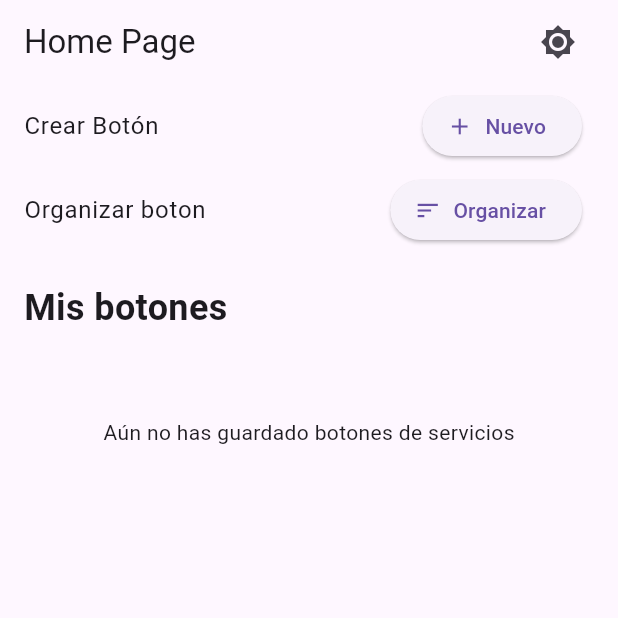
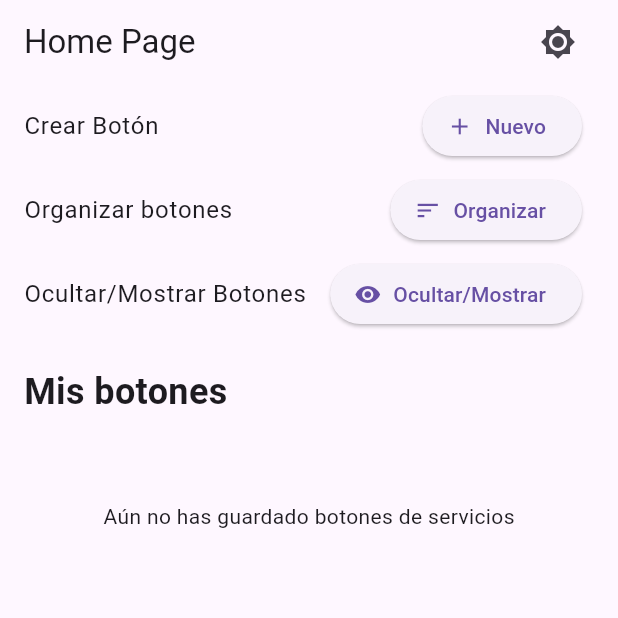
Before and after one commit to MagnoDaza/botones_medicos_ultimate_version, a Flutter app: the screen it shows after launch, on a phone screen of 412 x 824 dp, the top half of it. Run offline on Flutter 3.47's test engine with Material 3 defaults, Android fonts, the phone set to English and light mode, and no system bars; our stand-ins replace chips_choice, custom_refresh_indicator, flutter_colorpicker, fluttertoast, sqflite; missing offline and left inert: expansion_tile_group, flutter_quill, selectable_box; accounts and stored records are empty.

```diff
--- a/lib/Screen/home_page.dart
+++ b/lib/Screen/home_page.dart
@@ -6,10 +6,10 @@ import '../controller/button_model.dart';
 import '../controller/theme_notifier.dart';
 import '../widget/button_grid.dart';
 
+import 'toglevisibility.dart';
+
 class HomePage extends StatelessWidget {
-  HomePage({
-    super.key,
-  });
+  HomePage({super.key});
 
   @override
   Widget build(BuildContext context) {
@@ -21,7 +21,6 @@ class HomePage extends StatelessWidget {
             padding: const EdgeInsets.only(right: 16.0),
             child: IconButton(
               icon: Icon(
-                // Usamos `isLightTheme` para determinar el ícono
                 Provider.of<ThemeNotifier>(context).isLightTheme
                     ? Icons.brightness_7 // ícono para el tema claro
                     : Icons.brightness_3, // ícono para el tema oscuro
@@ -44,8 +43,6 @@ class HomePage extends StatelessWidget {
                 label: const Text('Nuevo'),
                 icon: const Icon(Icons.add),
                 onPressed: () {
-                  // Provider.of<ButtonModel>(context, listen: false)
-                  //     .createNewButton();
                   Navigator.push(
                     context,
                     MaterialPageRoute(builder: (context) => const ButtonPage()),
@@ -53,18 +50,33 @@ class HomePage extends StatelessWidget {
                 },
               ),
             ),
-            ListTile(title: const Text("Organizar boton"),
-            trailing: ElevatedButton.icon(label: const Text('Organizar'),
-            icon: const Icon(Icons.sort),
-            onPressed: () {
-                Navigator.push(
+            ListTile(
+              title: const Text("Organizar botones"),
+              trailing: ElevatedButton.icon(
+                label: const Text('Organizar'),
+                icon: const Icon(Icons.sort),
+                onPressed: () {
+                  Navigator.push(
                     context,
-                    MaterialPageRoute(builder: (context) => const OrderButtons()),
+                    MaterialPageRoute(
+                        builder: (context) => const OrderButtons()),
                   );
-
-            },
-
-            )
+                },
+              ),
+            ),
+            ListTile(
+              title: const Text("Ocultar/Mostrar Botones"),
+              trailing: ElevatedButton.icon(
+                label: const Text('Ocultar/Mostrar'),
+                icon: const Icon(Icons.visibility),
+                onPressed: () {
+                  Navigator.push(
+                    context,
+                    MaterialPageRoute(
+                        builder: (context) => const ToggleVisibilityPage()),
+                  );
+                },
+              ),
             ),
             const SizedBox(height: 20),
             const Align(
@@ -89,7 +101,7 @@ class HomePage extends StatelessWidget {
                     final button = buttonModel.savedButtons[index];
                     return ListTile(
                       title: Text(
-                          '${button.text} (${button.type.toString().split('.').last})'), // Mostrar tipo de botón junto al nombre
+                          '${button.text} (${button.type.toString().split('.').last})'),
                       trailing: Row(
                         mainAxisSize: MainAxisSize.min,
                         children: [
@@ -99,13 +111,11 @@ class HomePage extends StatelessWidget {
                               // Convierte el botón a JSON y lo imprime
                               final buttonJson = (button.toJson());
                               print('Editando botón: $buttonJson');
-
                               Navigator.push(
                                 context,
                                 MaterialPageRoute(
                                   builder: (context) =>
                                       ButtonPage(buttonData: button),
-                                  //print los datos del button
                                 ),
                               );
                             },
@@ -116,6 +126,7 @@ class HomePage extends StatelessWidget {
                               buttonModel.removeButton(index);
                             },
                           ),
+                          if (button.isHidden) const Icon(Icons.visibility_off),
                         ],
                       ),
                     );
--- a/lib/botones/boton/outlined_button_data.dart
+++ b/lib/botones/boton/outlined_button_data.dart
@@ -13,6 +13,7 @@ class OutlinedButtonData extends ButtonData {
     required bool isUnderline,
     required bool isBorder,
     required String id,
+    bool isHidden = false,
   }) : super(
           id: id,
           type: type,
@@ -22,6 +23,7 @@ class OutlinedButtonData extends ButtonData {
           isItalic: isItalic,
           isBorder: isBorder,
           isUnderline: isUnderline,
+          isHidden: isHidden,
         );
 
   @override
@@ -93,6 +95,8 @@ class OutlinedButtonData extends ButtonData {
     bool? isItalic,
     bool? isUnderline,
     bool? isBorder,
+
+    bool? isHidden,
   }) {
     return OutlinedButtonData(
       id: id ?? this.id,
@@ -103,6 +107,7 @@ class OutlinedButtonData extends ButtonData {
       isItalic: isItalic ?? this.isItalic,
       isUnderline: isUnderline ?? this.isUnderline,
       isBorder: isBorder ?? this.isBorder,
+      isHidden: isHidden ?? this.isHidden,
     );
   }
 
@@ -121,6 +126,7 @@ class OutlinedButtonData extends ButtonData {
       isItalic: json['isItalic'] == 1,
       isUnderline: json['isUnderline'] == 1,
       isBorder: json['isBorder'] == 1,
+      isHidden: json['isHidden'] == 1,
     );
   }
 }
--- a/lib/widget/button_grid.dart
+++ b/lib/widget/button_grid.dart
@@ -9,8 +9,9 @@ class ButtonGrid extends StatelessWidget {
   Widget build(BuildContext context) {
     return Consumer<ButtonModel>(
       builder: (context, buttonModel, child) {
+        final visibleButtons = buttonModel.savedButtons.where((button) => !button.isHidden).toList();
         // Comprueba si la lista de botones guardados está vacía
-        if (buttonModel.savedButtons.isEmpty) {
+        if (visibleButtons.isEmpty) {
           return const SizedBox(
             height: 133,
             child: Center(
@@ -18,7 +19,6 @@ class ButtonGrid extends StatelessWidget {
             ),
           );
         }
-
         return Container(
           decoration: BoxDecoration(
             border: Border.all(color: Colors.black, width: 2.0),
@@ -27,12 +27,12 @@ class ButtonGrid extends StatelessWidget {
           height: 133,
           child: MasonryGridView.builder(
             crossAxisSpacing: 1,
-            itemCount: buttonModel.savedButtons.length, // Muestra todos los botones guardados
+            itemCount: visibleButtons.length,
             itemBuilder: (BuildContext context, int index) => Container(
               padding: const EdgeInsets.all(0),
               margin: const EdgeInsets.all(0),
               child: ButtonTile(
-                button: buttonModel.savedButtons[index], // Muestra el botón guardado en el índice actual
+                button: visibleButtons[index], // Muestra el botón visible en el índice actual
               ),
             ),
             gridDelegate: const SliverSimpleGridDelegateWithFixedCrossAxisCount(
```
Also changed, not shown: lib/Screen/toglevisibility.dart (added, +91 -0 lines), lib/botones/boton/adaptive_button.dart (+9 -2 lines), lib/botones/boton/elevated_button_data.dart (+7 -0 lines), lib/botones/button_data.dart (+6 -1 lines), lib/controller/button_model.dart (+11 -0 lines).
